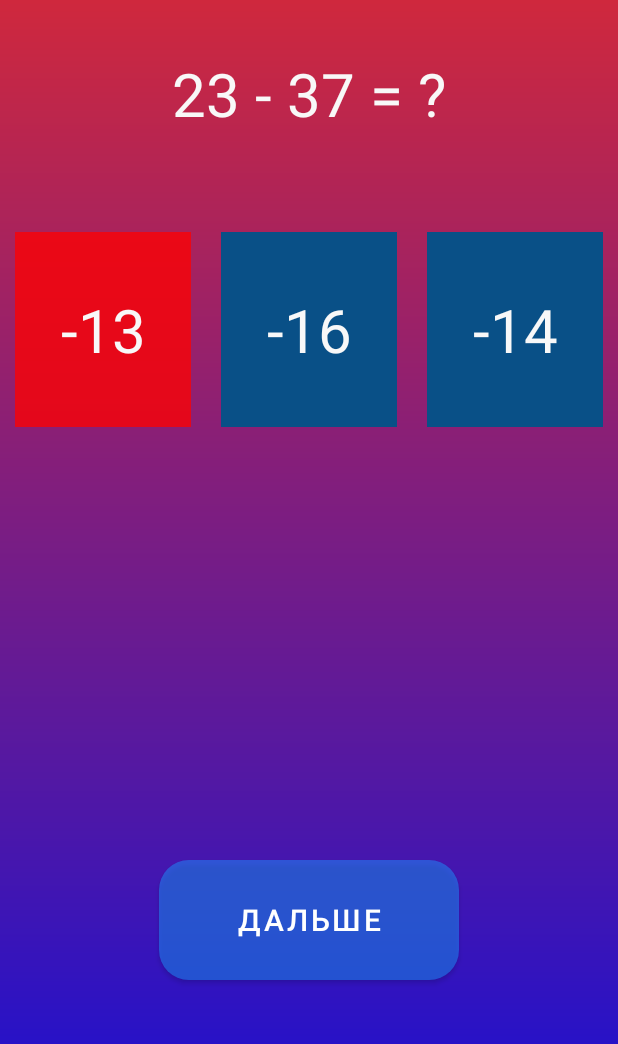
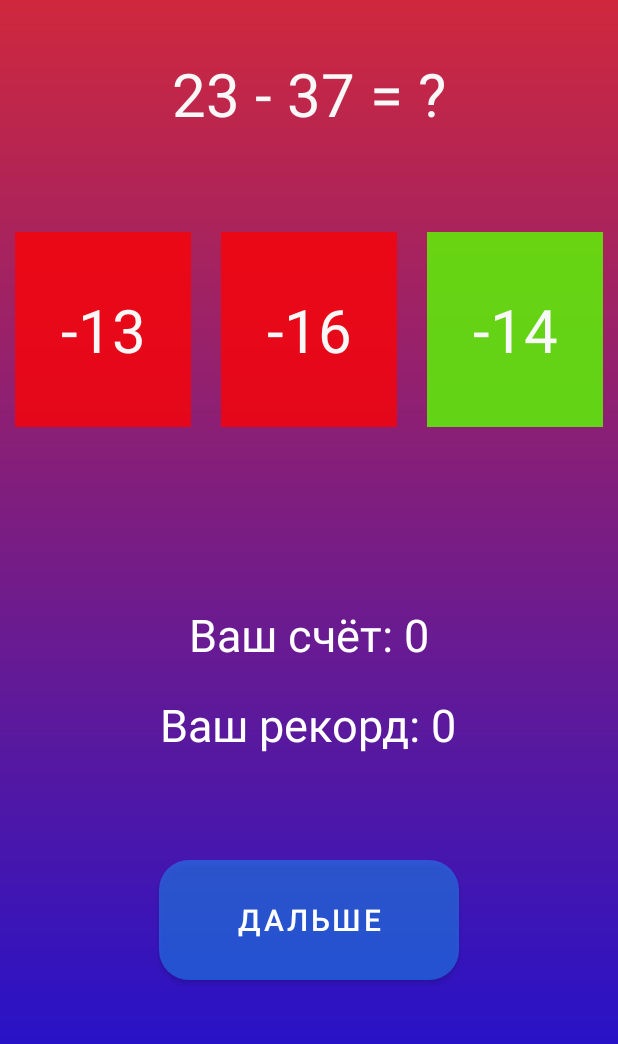
Before and after one commit to draizyyy/android, an Android app: the screen it shows after launch (MainActivity), after a tap on "-13", on a phone screen of 412 x 824 dp, the part 136-1180 px from its top. Run offline under Robolectric (Android 15) with nearby library versions, the phone set to English and light mode, and no system bars.

Commit message:
19/11 Добавлены счёт и рекорд

```diff
--- a/app/src/main/java/com/example/mathtrainer/MainActivity.java
+++ b/app/src/main/java/com/example/mathtrainer/MainActivity.java
@@ -25,8 +25,8 @@ public class MainActivity extends AppCompatActivity {
         binding.solution2.setOnClickListener(listener);
         binding.solution3.setOnClickListener(listener);
     }
+
     private void generateProblem() {
-
         binding.problem.setText(problem.getProblem());
         binding.solution1.setBackgroundColor(getColor(R.color.still));
         binding.solution2.setBackgroundColor(getColor(R.color.still));
@@ -50,20 +50,32 @@ public class MainActivity extends AppCompatActivity {
         }
     }
 
+    private void setScore() {
+        binding.score.setText(String.valueOf(problem.getScore()));
+        binding.highScore.setText(String.valueOf(problem.getHighScore()));
+    }
+
     class MyClickListener implements View.OnClickListener {
         @SuppressLint("NonConstantResourceId")
         @Override
         public void onClick(View view) {
+            if (!(problem.isProblemSolved())) {
                 switch (view.getId()) {
                     case R.id.next:
-                    if (problem.isProblemSolved()) {generateProblem();}
+                        if (problem.isProblemSolved()) {
+                            generateProblem();
+                        }
                         break;
                     case R.id.solution1:
                     case R.id.solution2:
                     case R.id.solution3:
-                    String text = ((TextView)view).getText().toString();
+                        String text = ((TextView) view).getText().toString();
                         if (text.equals(String.valueOf(problem.getResult()))) {
-                        view.setBackgroundColor(getColor(R.color.correct));
+                            problem.upScore();
+                        } else {
+                            problem.downScore();
+                        }
+                        setScore();
                         problem.problemIsSolved();
                         if (!(binding.solution1.getText().equals(String.valueOf(problem.getResult())))) {
                             binding.solution1.setBackgroundColor(getColor(R.color.incorrect));
@@ -74,11 +86,23 @@ public class MainActivity extends AppCompatActivity {
                         if (!(binding.solution3.getText().equals(String.valueOf(problem.getResult())))) {
                             binding.solution3.setBackgroundColor(getColor(R.color.incorrect));
                         }
+                        if (binding.solution1.getText().equals(String.valueOf(problem.getResult()))) {
+                            binding.solution1.setBackgroundColor(getColor(R.color.correct));
                         }
-                    else {
-                        view.setBackgroundColor(getColor(R.color.incorrect));
+                        if (binding.solution2.getText().equals(String.valueOf(problem.getResult()))) {
+                            binding.solution2.setBackgroundColor(getColor(R.color.correct));
+                        }
+                        if (binding.solution3.getText().equals(String.valueOf(problem.getResult()))) {
+                            binding.solution3.setBackgroundColor(getColor(R.color.correct));
+                        }
+                }
+            } else {
+                if (view.getId() == R.id.next) {
+                    if (problem.isProblemSolved()) {
+                        generateProblem();
                     }
                 }
             }
         }
     }
+}
--- a/app/src/main/java/com/example/mathtrainer/Problem.java
+++ b/app/src/main/java/com/example/mathtrainer/Problem.java
@@ -5,6 +5,7 @@ import java.util.Random;
 public class Problem {
     private int lastValue = 0;
     private boolean isProblemSolved = false;
+    private int score = 0, highScore = 0;
     private int result;
     private final Random random = new Random();
 
@@ -17,7 +18,21 @@ public class Problem {
         lastValue = value;
         return value;
     }
-
+    public void upScore() {
+        score += 1;
+        if (score > highScore) {
+            highScore = score;
+        }
+    }
+    public void downScore() {
+        score = 0;
+    }
+    public String getScore() {
+        return "Ваш счёт: " + score;
+    }
+    public String getHighScore() {
+        return "Ваш рекорд: " + highScore;
+    }
     public int getResult() {
         return result;
     }
--- /dev/null
+++ b/app/src/main/res/drawable/textview_style.xml
@@ -0,0 +1,10 @@
+<?xml version="1.0" encoding="utf-8"?>
+<shape xmlns:android="http://schemas.android.com/apk/res/android">
+    <solid android:color="@color/still" />
+    <corners android:radius="15dp" />
+    <padding
+        android:left="5dp"
+        android:top="5dp"
+        android:right="5dp"
+        android:bottom="5dp" />
+</shape>
--- a/app/src/main/res/layout/activity_main.xml
+++ b/app/src/main/res/layout/activity_main.xml
@@ -41,11 +41,11 @@
             android:layout_height="match_parent"
             android:layout_margin="10dp"
             android:layout_weight="1"
-            android:background="@color/still"
+            android:background="@drawable/textview_style"
             android:gravity="center"
             android:textColor="@color/text_color"
             android:textSize="40sp"
-            tools:text="34" />
+            tools:text="33" />
 
 
         <TextView
@@ -54,7 +54,7 @@
             android:layout_height="match_parent"
             android:layout_margin="10dp"
             android:layout_weight="1"
-            android:background="@color/still"
+            android:background="@drawable/textview_style"
             android:gravity="center"
             android:textColor="@color/text_color"
             android:textSize="40sp"
@@ -67,12 +67,35 @@
             android:layout_height="match_parent"
             android:layout_margin="10dp"
             android:layout_weight="1"
-            android:background="@color/still"
+            android:background="@drawable/textview_style"
             android:gravity="center"
             android:textColor="@color/text_color"
             android:textSize="40sp"
-            tools:text="34" />
+            tools:text="35" />
     </LinearLayout>
+
+    <TextView
+        android:id="@+id/score"
+        android:layout_width="wrap_content"
+        android:layout_height="wrap_content"
+        android:layout_centerHorizontal="true"
+        android:layout_alignParentBottom="true"
+        android:layout_marginBottom="290dp"
+        tools:text="Ваш счёт: 20"
+        android:textColor="@color/white"
+        android:textSize="30sp" />
+
+    <TextView
+        android:id="@+id/high_score"
+        android:layout_width="wrap_content"
+        android:layout_height="wrap_content"
+        android:layout_alignParentBottom="true"
+        android:layout_centerHorizontal="true"
+        android:layout_marginBottom="230dp"
+        tools:text="Ваш рекорд: 25"
+        android:textColor="@color/white"
+        android:textSize="30sp" />
+
     <Button
         android:id="@+id/next"
         android:layout_width="200dp"
```
Lines whose indentation alone changed are shown as unchanged.
